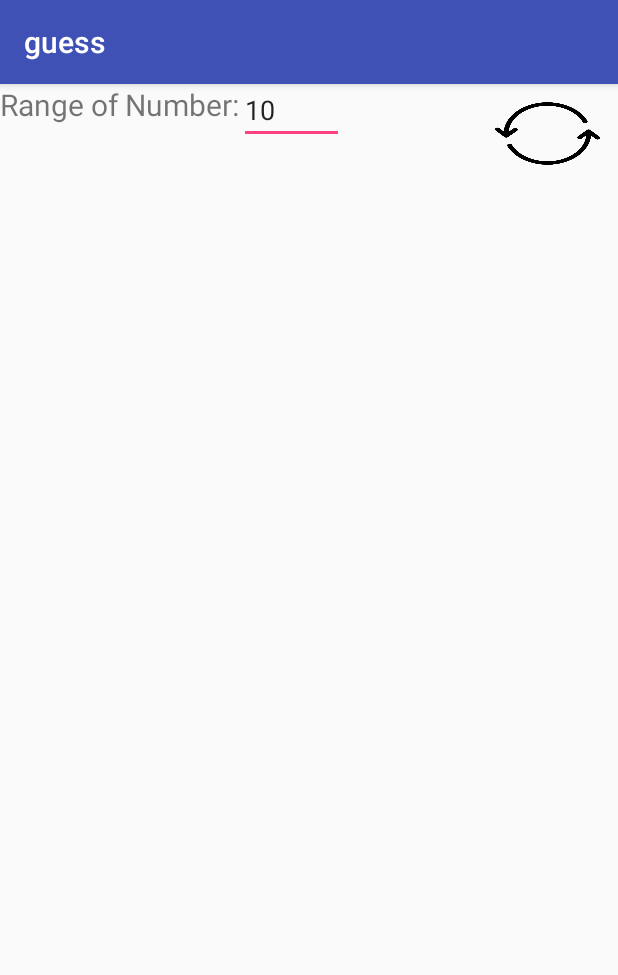
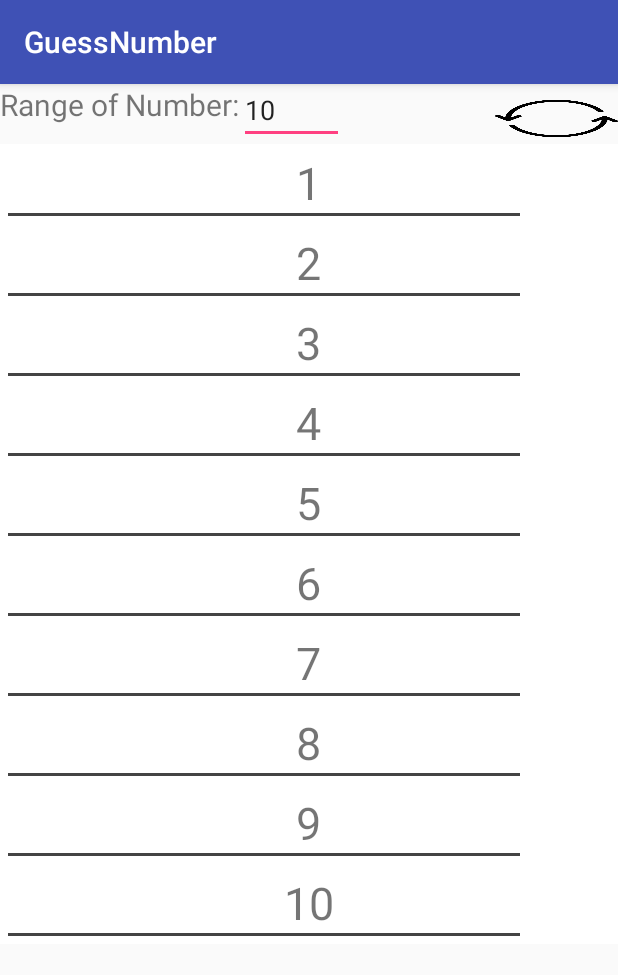
Before and after one commit to alan0638/mobileapp, an Android app: the screen it shows after launch (MainActivity), on a phone screen of 412 x 824 dp. Shown: the top 975 px of the screen. Run offline under Robolectric (Android 15) with nearby library versions, the phone set to English and light mode, and no system bars.

Commit message:
Upload HW3

```diff
--- a/guess/app/src/main/AndroidManifest.xml
+++ b/guess/app/src/main/AndroidManifest.xml
@@ -5,7 +5,7 @@
     <application
         android:allowBackup="true"
         android:icon="@mipmap/ic_launcher"
-        android:label="@string/app_name"
+        android:label="GuessNumber"
         android:roundIcon="@mipmap/ic_launcher_round"
         android:supportsRtl="true"
         android:theme="@style/AppTheme">
--- a/guess/app/src/main/java/com/studioyuando/guess/Adapter.java
+++ b/guess/app/src/main/java/com/studioyuando/guess/Adapter.java
@@ -1,6 +1,6 @@
 package com.studioyuando.guess;
 
-import android.content.Context;
+//import android.content.Context;
 import android.graphics.Color;
 import android.support.v7.widget.RecyclerView;
 import android.view.LayoutInflater;
@@ -9,27 +9,26 @@ import android.view.ViewGroup;
 import android.widget.TextView;
 
 
-public class Adapter extends
-        RecyclerView.Adapter<Adapter.ViewHolder> {
-    private int mNumberItems;
+public class Adapter extends RecyclerView.Adapter<Adapter.ViewHolder> {
+    private int NumItems;
     private int min, max, answer;
     private int[] status;
 
-    public Adapter(int numberOfItems) {
-        mNumberItems = numberOfItems;
+    public Adapter(int quantity) {
+        NumItems = quantity;
         min = 0;
-        max = numberOfItems - 1;
-        answer = (int) (Math.random() * numberOfItems);
-        status = new int[mNumberItems];
+        max = quantity - 1;
+        answer = (int) (Math.random() * quantity);
+        status = new int[NumItems];
     }
 
     public class ViewHolder extends RecyclerView.ViewHolder {
-        public TextView mTxt;
+        public TextView Txt;
         public View rootView;
 
         public ViewHolder(View view) {
             super(view);
-            mTxt = (TextView) itemView.findViewById(R.id.item_number);
+            Txt = (TextView) itemView.findViewById(R.id.item_number);
             rootView = view;
         }
     }
@@ -44,31 +43,38 @@ public class Adapter extends
 
     @Override
     public void onBindViewHolder(final ViewHolder holder, int state) {
-        holder.mTxt.setText(String.valueOf(state + 1));
-        if (status[state] == 0)
+        holder.Txt.setText(String.valueOf(state + 1));
+        if (status[state] == 0) {
             holder.itemView.setBackgroundColor(Color.WHITE);
-        else if (status[state] == 1)
+        }
+        else if (status[state] == 1) {
             holder.itemView.setBackgroundColor(Color.GRAY);
-        else if (status[state] == 2)
+        }
+        else if (status[state] == 2) {
             holder.itemView.setBackgroundColor(Color.RED);
+        }
     }
 
     @Override
     public int getItemCount() {
-        return mNumberItems;
+        return NumItems;
     }
 
-    public boolean game(int state) {
-        if (state > answer) {
-            for (int i = state; i <= max; i++)
+    public boolean game(int choose) {
+        if (choose > answer) {
+            for (int i = choose; i <= max; i++) {
                 status[i] = 1;
-            max = state;
-        } else if (state < answer) {
-            for (int i = min; i <= state; i++)
+            }
+            max = choose;
+        }
+        else if (choose < answer) {
+            for (int i = min; i <= choose; i++) {
                 status[i] = 1;
-            min = state;
-        } else if (state == answer) {
-            status[state] = 2;
+            }
+            min = choose;
+        }
+        else if (choose == answer) {
+            status[choose] = 2;
             return true;
         }
         return false;
--- a/guess/app/src/main/java/com/studioyuando/guess/MainActivity.java
+++ b/guess/app/src/main/java/com/studioyuando/guess/MainActivity.java
@@ -4,16 +4,16 @@ import android.support.v7.app.AppCompatActivity;
 import android.os.Bundle;
 import android.support.v7.widget.LinearLayoutManager;
 import android.support.v7.widget.RecyclerView;
-import android.view.Menu;
-import android.view.MenuItem;
+//import android.view.Menu;
+//import android.view.MenuItem;
 import android.view.View;
 import android.widget.EditText;
 import android.widget.Toast;
 import android.widget.Button;
-
+//import android.content.Intent;
 public class MainActivity extends AppCompatActivity {
     private int NUM_LIST_ITEMS;
-    private EditText mEdtTxt;
+    private EditText EdtTxt;
     private RecyclerView mNumbersList;
     private Adapter mAdapter;
     private RecyclerView.LayoutManager layoutManager;
@@ -23,18 +23,24 @@ public class MainActivity extends AppCompatActivity {
         super.onCreate(savedInstanceState);
         setContentView(R.layout.activity_main);
         Toast.makeText(this, "Start the New Round!", Toast.LENGTH_SHORT).show();
-        mEdtTxt = (EditText) findViewById(R.id.edtTxt);
-        NUM_LIST_ITEMS = Integer.parseInt(mEdtTxt.getText().toString());
+        EdtTxt = (EditText) findViewById(R.id.edtTxt);
+        NUM_LIST_ITEMS = Integer.parseInt(EdtTxt.getText().toString());
         mNumbersList = (RecyclerView) findViewById(R.id.recyclerview);
         layoutManager = new LinearLayoutManager(this);
         mNumbersList.setLayoutManager(layoutManager);
         mNumbersList.setHasFixedSize(true);
+//        processControl();
+//        Toast.makeText(this, "Debug 33: I did processControl()", Toast.LENGTH_SHORT).show();
         processControllers();
+//        Toast.makeText(this, "Debug 35: I did processControllers()", Toast.LENGTH_SHORT).show();
 
     }
 
-
-
+    public void Call(){
+        mAdapter = new Adapter(NUM_LIST_ITEMS);
+        mNumbersList.setAdapter(mAdapter);
+        processControl();
+    }
 //    @Override
 //    public boolean onCreateOptionsMenu(Menu menu) {
 //        getMenuInflater().inflate(R.menu.menubar, menu);
@@ -42,46 +48,88 @@ public class MainActivity extends AppCompatActivity {
 //
 //    }
 
-    @Override
+    /*    @Override
+        public boolean onOptionsItemSelected(MenuItem item) {
+            int itemId = item.getItemId();
+            switch (itemId) {
+                case R.id.refresh:
+                    NUM_LIST_ITEMS = Integer.parseInt(EdtTxt.getText().toString());
+                    Toast.makeText(this, "Start the New Round!", Toast.LENGTH_SHORT).show();
+                    processControllers();
+                    processControl();
+                    return true;
+            }
+            return super.onOptionsItemSelected(item);
+        }
+        */
+    /* @Override
     public boolean onOptionsItemSelected(MenuItem item) {
         int itemId = item.getItemId();
         switch (itemId) {
-            case R.id.refresh:
-                NUM_LIST_ITEMS = Integer.parseInt(mEdtTxt.getText().toString());
-                Toast.makeText(this, "Start the New Round!", Toast.LENGTH_SHORT).show();
-                processControllers();
+            case R.id.reset_button:
+                NUM_LIST_ITEMS = Integer.parseInt(EdtTxt.getText().toString());
+                Toast.makeText(this, "Debug:71 Start the New Round!", Toast.LENGTH_SHORT).show();
+                processControl();
                 return true;
         }
         return super.onOptionsItemSelected(item);
     }
+    */
 
+
+    public void processControl() {
+        mAdapter = new Adapter(NUM_LIST_ITEMS) {
+            @Override
+           public void onBindViewHolder(final ViewHolder holder, final int position) {
+               super.onBindViewHolder(holder, position);
+               holder.itemView.setOnClickListener(new View.OnClickListener() {
+                    @Override
+                    public void onClick(View view) {
+                        if (mAdapter.game(position))
+                            Toast.makeText(view.getContext().getApplicationContext(), mAdapter.getanswer(), Toast.LENGTH_LONG).show();
+                        mNumbersList.setAdapter(mAdapter);
+//                        Toast.makeText(getApplicationContext(),"Debug 91: I did processControl()",Toast.LENGTH_SHORT).show();
+                    }
+
+                });
+            }
+           };
+        mNumbersList.setAdapter(mAdapter);
+    }
     public void processControllers() {
-//        mAdapter = new Adapter(NUM_LIST_ITEMS) {
-//            @Override
-//            public void onBindViewHolder(final ViewHolder holder, final int position) {
-//                super.onBindViewHolder(holder, position);
-//                holder.itemView.setOnClickListener(new View.OnClickListener() {
-//                    @Override
-//                    public void onClick(View view) {
-//                        if (mAdapter.game(position))
-//                            Toast.makeText(view.getContext().getApplicationContext(), mAdapter.getanswer(), Toast.LENGTH_LONG).show();
-//                        mNumbersList.setAdapter(mAdapter);
-//                    }
-//                });
-//            }
-//        };
-//        mNumbersList.setAdapter(mAdapter);
+/*        mAdapter = new Adapter(NUM_LIST_ITEMS) {
+            @Override
+            public void onBindViewHolder(final ViewHolder holder, final int position) {
+                super.onBindViewHolder(holder, position);
+                holder.itemView.setOnClickListener(new View.OnClickListener() {
+                    @Override
+                    public void onClick(View view) {
+                        if (mAdapter.game(position))
+                            Toast.makeText(view.getContext().getApplicationContext(), mAdapter.getanswer(), Toast.LENGTH_LONG).show();
+                        mNumbersList.setAdapter(mAdapter);
+                    }
+                });
+            }
+       };
+*/        mNumbersList.setAdapter(mAdapter);
+
+        Call();
         Button bt= (Button) findViewById(R.id.reset_button);
         bt.setOnClickListener(new View.OnClickListener() {
             @Override
             public void onClick(View v) {
                 EditText et = (EditText) findViewById(R.id.edtTxt);
                 String input = et.getText().toString();
-                NUM_LIST_ITEMS =Integer.valueOf(input);
-                mAdapter=new Adapter(NUM_LIST_ITEMS);
-                mNumbersList.setAdapter(mAdapter);
+                NUM_LIST_ITEMS = Integer.valueOf(input);
+//                Toast.makeText(getApplicationContext(),"Debug 124:  I did processControllers()!",Toast.LENGTH_SHORT).show();
+                Call();
+                Toast.makeText(getApplicationContext(), "Start the New Round!", Toast.LENGTH_SHORT).show();
+//                Toast.makeText(getApplicationContext(),"Debug 127:  processControllers() to processControl()",Toast.LENGTH_SHORT).show();
+
+
             }
-            public void onBindViewHolder(final ViewHolder holder, final int position) {
+
+/*            public void onBindViewHolder(final ViewHolder holder, final int position) {
                 super.onBindViewHolder(holder, position);
                 holder.itemView.setOnClickListener(new View.OnClickListener() {
                    @Override
@@ -92,7 +140,7 @@ public class MainActivity extends AppCompatActivity {
                     }
                 });
             }
+*/
         });
-
     };
 }
--- a/guess/app/src/main/res/layout/activity_main.xml
+++ b/guess/app/src/main/res/layout/activity_main.xml
@@ -36,8 +36,8 @@
         />
     <Button
         android:id="@+id/reset_button"
-        android:layout_width="70dp"
-        android:layout_height="50dp"
+        android:layout_width="100dp"
+        android:layout_height="30dp"
         android:layout_marginLeft="330sp"
         android:layout_marginTop="8dp"
         android:background="@drawable/ecologism"
--- a/guess/app/src/main/res/menu/menubar.xml
+++ /dev/null
@@ -1,14 +0,0 @@
-<?xml version="1.0" encoding="utf-8"?>
-<menu xmlns:android="http://schemas.android.com/apk/res/android"
-    xmlns:app="http://schemas.android.com/apk/res-auto"
-    xmlns:tools="http://schemas.android.com/tools"
-    tools:context=".MainActivity">
-    <item
-        android:id="@+id/refresh"
-        android:orderInCategory="1"
-        android:title="New Round"
-        android:onClick="buttonOnClick"
-        app:showAsAction="ifRoom"
-        />
-
-</menu>
```
